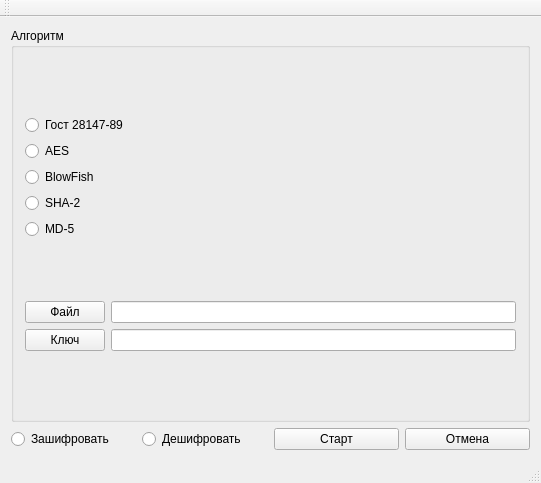
IronAcorn/QCudaCryptoComplex, file QCudaCryptoComplex/qcudacryptocomplex.ui: the form before one commit.
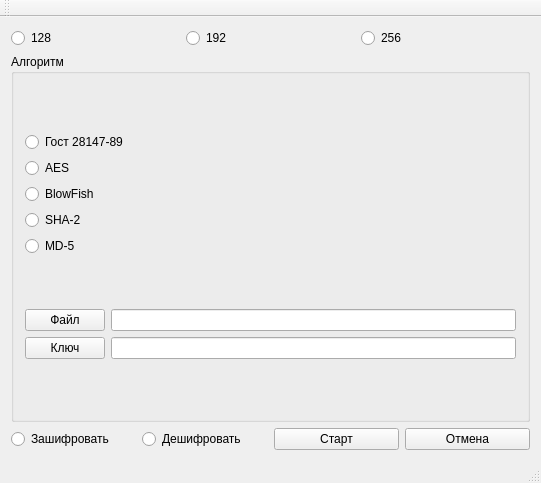
The form after the commit.

```diff
--- a/QCudaCryptoComplex/qcudacryptocomplex.ui
+++ b/QCudaCryptoComplex/qcudacryptocomplex.ui
@@ -17,6 +17,31 @@
    <layout class="QGridLayout" name="gridLayout_2">
     <item row="0" column="1">
      <layout class="QVBoxLayout" name="verticalLayout">
+      <item>
+       <layout class="QHBoxLayout" name="horizontalLayout_2">
+        <item>
+         <widget class="QRadioButton" name="radioButton_10">
+          <property name="text">
+           <string>128</string>
+          </property>
+         </widget>
+        </item>
+        <item>
+         <widget class="QRadioButton" name="radioButton_9">
+          <property name="text">
+           <string>192</string>
+          </property>
+         </widget>
+        </item>
+        <item>
+         <widget class="QRadioButton" name="radioButton_8">
+          <property name="text">
+           <string>256</string>
+          </property>
+         </widget>
+        </item>
+       </layout>
+      </item>
       <item>
        <widget class="QGroupBox" name="groupBox">
         <property name="title">
```
